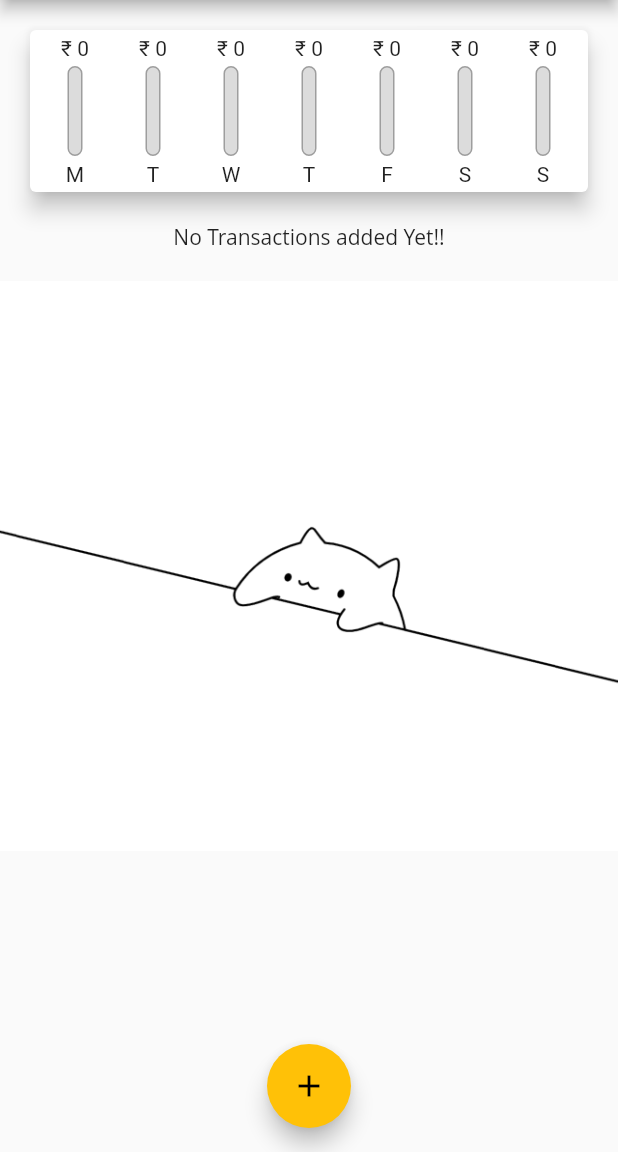
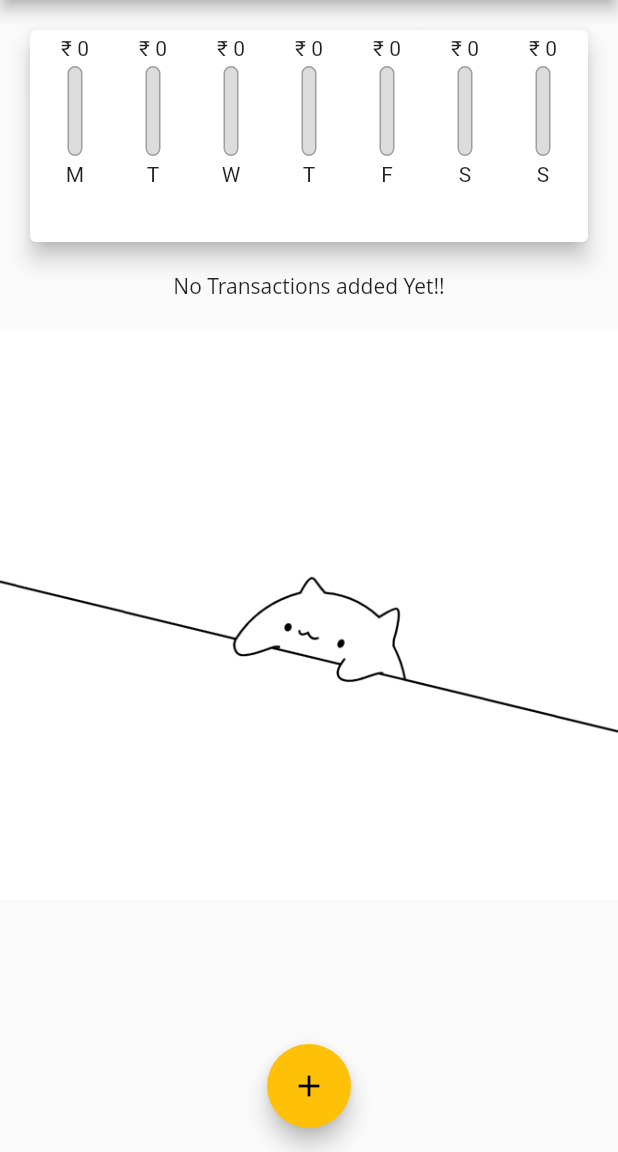
Before and after one commit to marizvi/Expense_App, a Flutter app: the screen it shows after launch, on a phone screen of 412 x 824 dp, the part 84-1236 px from its top. Run offline on Flutter 3.47's test engine with Material 2 defaults, Android fonts, the phone set to English and light mode, and no system bars; Roboto replaces fonts that are missing (Open Sans).

Commit message:
submit working

```diff
--- a/lib/main.dart
+++ b/lib/main.dart
@@ -142,7 +142,11 @@ void startAddNewTransaction(BuildContext ctx)
         children:
         <Widget>[
 
+           Container(
+             height: MediaQuery.of(context).size.height*0.22,
+             child:
            Chart(_recentTransactions),
+           ),
                 // UserTransaction(),
                 TransactionList(_usertransaction,_deleteTransaction),
 
--- a/lib/widgets/transaction_list.dart
+++ b/lib/widgets/transaction_list.dart
@@ -14,7 +14,7 @@ TransactionList(this.transactions, this.deleteTx);
     return
             // Column(
             Container(
-            height: 500,
+            height: MediaQuery.of(context).size.height * 0.7,
             child:transactions.isEmpty?
             Column(children: [
               Text('No Transactions added Yet!!',
```
